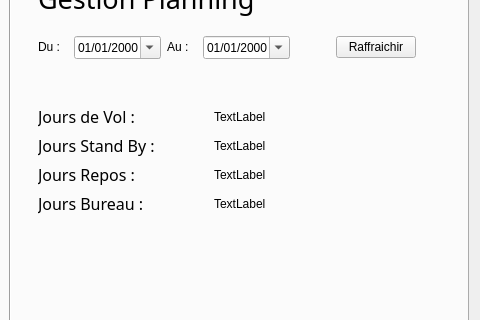
Qt form crispy_chainsaw/mainwindow.ui (ViryBe/crispy_chainsaw) before a commit; both pictures show x 522 to 1002 and y 104 to 424 of the 1002 by 722 pixel window.
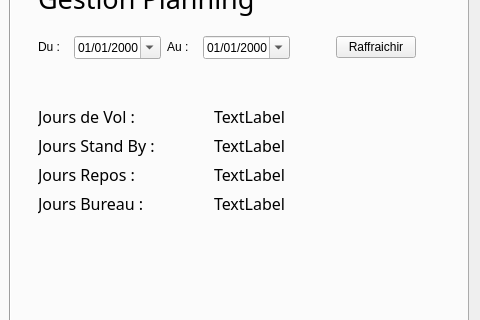
The same form after that commit.

Commit message: (+) Preparation affichage jours pilote

Patch:
```diff
--- a/crispy_chainsaw/mainwindow.ui
+++ b/crispy_chainsaw/mainwindow.ui
@@ -882,6 +882,12 @@
               </item>
               <item>
                <widget class="QLabel" name="flightDays">
+                <property name="font">
+                 <font>
+                  <family>Microsoft JhengHei Light</family>
+                  <pointsize>12</pointsize>
+                 </font>
+                </property>
                 <property name="text">
                  <string>TextLabel</string>
                 </property>
@@ -920,6 +926,12 @@
             </item>
             <item>
              <widget class="QLabel" name="standByDays">
+              <property name="font">
+               <font>
+                <family>Microsoft JhengHei Light</family>
+                <pointsize>12</pointsize>
+               </font>
+              </property>
               <property name="text">
                <string>TextLabel</string>
               </property>
@@ -956,6 +968,12 @@
             </item>
             <item>
              <widget class="QLabel" name="homeDays">
+              <property name="font">
+               <font>
+                <family>Microsoft JhengHei Light</family>
+                <pointsize>12</pointsize>
+               </font>
+              </property>
               <property name="text">
                <string>TextLabel</string>
               </property>
@@ -992,6 +1010,12 @@
             </item>
             <item>
              <widget class="QLabel" name="officeDays">
+              <property name="font">
+               <font>
+                <family>Microsoft JhengHei Light</family>
+                <pointsize>12</pointsize>
+               </font>
+              </property>
               <property name="text">
                <string>TextLabel</string>
               </property>
```
The commit also changes 1 other file.
